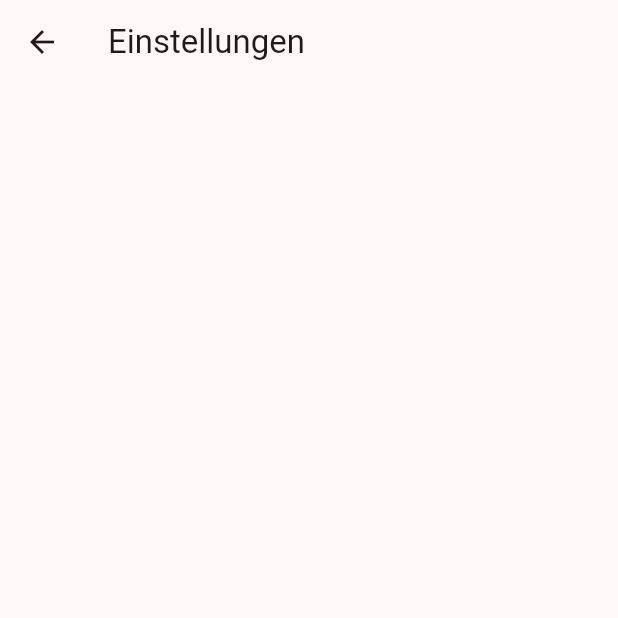
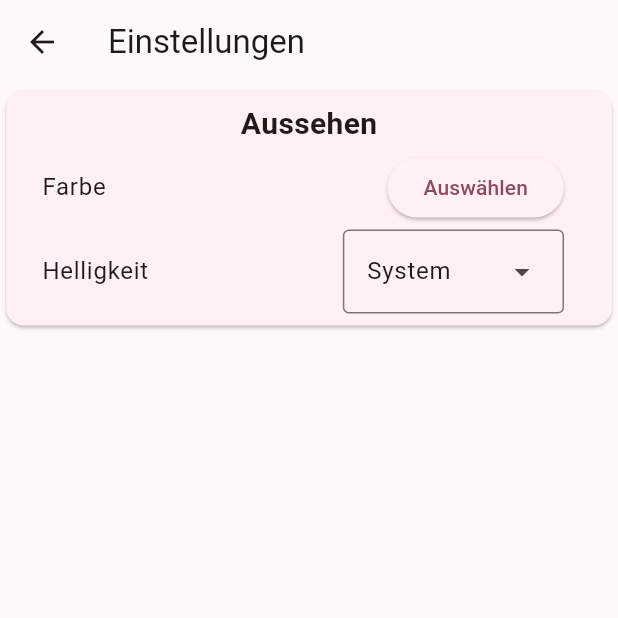
Before and after one commit to Cupcake-Systems/my_archery, a Flutter app: the screen it shows after launch, in the side drawer, after a tap on "Einstellungen", on a phone screen of 412 x 824 dp, the top half of it. Run offline on Flutter 3.47's test engine with Material 3 defaults, Android fonts, the phone set to English and light mode, and no system bars; our stand-ins replace flutter_colorpicker, flutter_rating_stars, package_info_plus, shared_preferences.

Commit message:
color and theme settings

```diff
--- a/lib/main.dart
+++ b/lib/main.dart
@@ -22,34 +22,44 @@ Future<void> main() async {
   runApp(const MyApp());
 }
 
-class MyApp extends StatelessWidget {
+class MyApp extends StatefulWidget {
   const MyApp({super.key});
 
+  @override
+  State<MyApp> createState() => _MyAppState();
+}
+
+class _MyAppState extends State<MyApp> {
   @override
   Widget build(BuildContext context) {
     return MaterialApp(
       title: 'My Archery',
       theme: ThemeData(
         colorScheme: ColorScheme.fromSeed(
-          seedColor: Colors.black,
+          seedColor: Storage.getMainColor() ?? Colors.black,
           brightness: Brightness.light,
         ),
         useMaterial3: true,
       ),
       darkTheme: ThemeData(
         colorScheme: ColorScheme.fromSeed(
-          seedColor: Colors.white,
+          seedColor: Storage.getMainColor() ?? Colors.white,
           brightness: Brightness.dark,
         ),
         useMaterial3: true,
       ),
-      home: const MyHomePage(),
+      themeMode: Storage.getTheme(),
+      home: MyHomePage(
+        mainColorUpdate: () => setState(() {}),
+      ),
     );
   }
 }
 
 class MyHomePage extends StatefulWidget {
-  const MyHomePage({super.key});
+  final void Function() mainColorUpdate;
+
+  const MyHomePage({super.key, required this.mainColorUpdate});
 
   @override
   State<MyHomePage> createState() => _MyHomePageState();
@@ -96,7 +106,7 @@ class _MyHomePageState extends State<MyHomePage> {
                 Navigator.of(context).push(
                   MaterialPageRoute(
                     builder: (context) {
-                      return const SettingsPage();
+                      return SettingsPage(mainColorChange: widget.mainColorUpdate);
                     },
                   ),
                 );
--- a/lib/pages/settings_page.dart
+++ b/lib/pages/settings_page.dart
@@ -1,7 +1,11 @@
 import 'package:flutter/material.dart';
+import 'package:flutter_colorpicker/flutter_colorpicker.dart';
+import 'package:my_archery/storage.dart';
 
 class SettingsPage extends StatelessWidget {
-  const SettingsPage({super.key});
+  final void Function() mainColorChange;
+
+  const SettingsPage({super.key, required this.mainColorChange});
 
   @override
   Widget build(BuildContext context) {
@@ -9,6 +13,71 @@ class SettingsPage extends StatelessWidget {
       appBar: AppBar(
         title: const Text("Einstellungen"),
       ),
+      body: ListView(
+        children: [
+          Card(
+            child: Padding(
+              padding: const EdgeInsets.all(8),
+              child: Column(
+                children: [
+                  const Text(
+                    "Aussehen",
+                    style: TextStyle(fontWeight: FontWeight.bold, fontSize: 20),
+                  ),
+                  ListTile(
+                    title: const Text("Farbe"),
+                    trailing: ElevatedButton(
+                      child: const Text('Auswählen'),
+                      onPressed: () {
+                        Color color = Storage.getMainColor() ?? Colors.white;
+                        showDialog(
+                          context: context,
+                          builder: (context) => AlertDialog(
+                            title: const Text('Farbe auswählen'),
+                            content: SingleChildScrollView(
+                              child: MaterialPicker(
+                                pickerColor: color,
+                                onColorChanged: (value) {
+                                  color = value;
+                                },
+                              ),
+                            ),
+                            actions: [
+                              ElevatedButton(
+                                child: const Text('Fertig'),
+                                onPressed: () {
+                                  Storage.setMainColor(color);
+                                  mainColorChange();
+                                  Navigator.of(context).pop();
+                                },
+                              ),
+                            ],
+                          ),
+                        );
+                      },
+                    ),
+                  ),
+                  ListTile(
+                    title: const Text("Helligkeit"),
+                    trailing: DropdownMenu(
+                      initialSelection: Storage.getTheme(),
+                      dropdownMenuEntries: const [
+                        DropdownMenuEntry(value: ThemeMode.light, label: "Hell"),
+                        DropdownMenuEntry(value: ThemeMode.dark, label: "Dunkel"),
+                        DropdownMenuEntry(value: ThemeMode.system, label: "System"),
+                      ],
+                      onSelected: (theme) {
+                        Storage.setTheme(theme!);
+                        mainColorChange();
+                      },
+                    ),
+                  )
+                ],
+              ),
+            ),
+          )
+        ],
+      ),
     );
   }
 }
--- a/lib/storage.dart
+++ b/lib/storage.dart
@@ -1,3 +1,5 @@
+import 'package:flutter/material.dart';
+import 'package:flutter_colorpicker/flutter_colorpicker.dart';
 import 'package:my_archery/main.dart';
 import 'package:shared_preferences/shared_preferences.dart';
 
@@ -22,4 +24,24 @@ class Storage {
   static void setLevelSubStepRating(String levelName, String stepName, String subStepName, double rating) {
     _prefs.setDouble("$levelName/$stepName/$subStepName", rating);
   }
+
+  static void setMainColor(Color color) {
+    _prefs.setString("main color", color.toHexString());
+  }
+
+  static Color? getMainColor() {
+    final setHex = _prefs.getString("main color");
+    if (setHex == null) return null;
+    return Color(int.parse(setHex, radix: 16));
+  }
+
+  static void setTheme(ThemeMode theme) {
+    _prefs.setString("theme", theme.name);
+  }
+
+  static ThemeMode getTheme() {
+    final t = _prefs.getString("theme");
+    if (t == null) return ThemeMode.system;
+    return ThemeMode.values.firstWhere((e) => e.name == t) ;
+  }
 }
--- a/pubspec.yaml
+++ b/pubspec.yaml
@@ -16,6 +16,7 @@ dependencies:
   url_launcher: ^6.3.0
   shared_preferences: ^2.3.2
   package_info_plus: ^8.0.2
+  flutter_colorpicker: ^1.1.0
 
 dev_dependencies:
   flutter_test:
```
Also changed, not shown: pubspec.lock.
